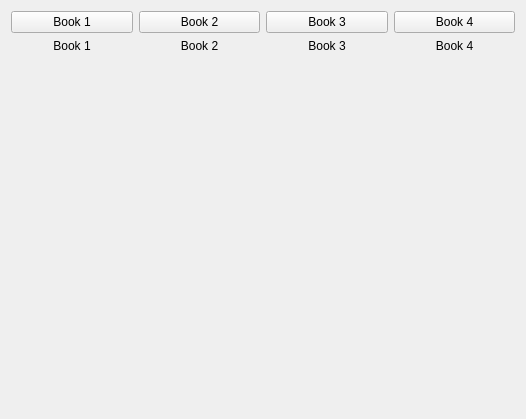
This is librarywidget.ui in Quill-OS/quill as Qt 5 draws it before an edit. The edited form follows.
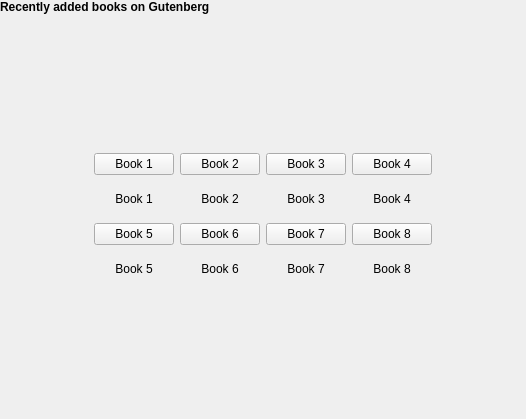
This is the edited form.

Diff of the .ui file:
```diff
--- a/librarywidget.ui
+++ b/librarywidget.ui
@@ -14,81 +14,419 @@
    <string>Form</string>
   </property>
   <layout class="QVBoxLayout" name="verticalLayout">
+   <property name="leftMargin">
+    <number>0</number>
+   </property>
+   <property name="topMargin">
+    <number>0</number>
+   </property>
+   <property name="rightMargin">
+    <number>0</number>
+   </property>
+   <property name="bottomMargin">
+    <number>0</number>
+   </property>
    <item>
-    <layout class="QVBoxLayout" name="verticalLayout_2">
-     <item>
-      <layout class="QGridLayout" name="gridLayout_2">
-       <item row="0" column="0">
-        <widget class="QPushButton" name="book1Btn">
-         <property name="text">
-          <string>Book 1</string>
+    <layout class="QGridLayout" name="gridLayout_3">
+     <property name="bottomMargin">
+      <number>0</number>
+     </property>
+     <item row="2" column="0">
+      <spacer name="verticalSpacer_2">
+       <property name="orientation">
+        <enum>Qt::Vertical</enum>
+       </property>
+       <property name="sizeHint" stdset="0">
+        <size>
+         <width>20</width>
+         <height>40</height>
+        </size>
+       </property>
+      </spacer>
+     </item>
+     <item row="4" column="0">
+      <widget class="QStackedWidget" name="booksStackedWidget">
+       <property name="currentIndex">
+        <number>0</number>
+       </property>
+       <widget class="QWidget" name="page_2">
+        <layout class="QVBoxLayout" name="verticalLayout_4">
+         <property name="leftMargin">
+          <number>0</number>
          </property>
-        </widget>
-       </item>
-       <item row="0" column="2">
-        <widget class="QPushButton" name="book3Btn">
-         <property name="text">
-          <string>Book 3</string>
+         <property name="topMargin">
+          <number>0</number>
          </property>
-        </widget>
-       </item>
-       <item row="0" column="1">
-        <widget class="QPushButton" name="book2Btn">
-         <property name="text">
-          <string>Book 2</string>
+         <property name="rightMargin">
+          <number>0</number>
          </property>
-        </widget>
-       </item>
-       <item row="0" column="3">
-        <widget class="QPushButton" name="book4Btn">
-         <property name="text">
-          <string>Book 4</string>
+         <property name="bottomMargin">
+          <number>0</number>
          </property>
-        </widget>
-       </item>
-       <item row="1" column="0">
-        <widget class="QLabel" name="book1Label">
-         <property name="text">
-          <string>Book 1</string>
+         <item>
+          <layout class="QGridLayout" name="gridLayout_2">
+           <item row="4" column="3">
+            <widget class="QLabel" name="book7Label">
+             <property name="text">
+              <string>Book 7</string>
+             </property>
+             <property name="alignment">
+              <set>Qt::AlignCenter</set>
+             </property>
+             <property name="wordWrap">
+              <bool>true</bool>
+             </property>
+            </widget>
+           </item>
+           <item row="2" column="0">
+            <spacer name="horizontalSpacer">
+             <property name="orientation">
+              <enum>Qt::Horizontal</enum>
+             </property>
+             <property name="sizeHint" stdset="0">
+              <size>
+               <width>40</width>
+               <height>20</height>
+              </size>
+             </property>
+            </spacer>
+           </item>
+           <item row="1" column="3">
+            <widget class="QPushButton" name="book3Btn">
+             <property name="text">
+              <string>Book 3</string>
+             </property>
+            </widget>
+           </item>
+           <item row="1" column="4">
+            <widget class="QPushButton" name="book4Btn">
+             <property name="text">
+              <string>Book 4</string>
+             </property>
+            </widget>
+           </item>
+           <item row="2" column="3">
+            <widget class="QLabel" name="book3Label">
+             <property name="text">
+              <string>Book 3</string>
+             </property>
+             <property name="alignment">
+              <set>Qt::AlignCenter</set>
+             </property>
+             <property name="wordWrap">
+              <bool>true</bool>
+             </property>
+            </widget>
+           </item>
+           <item row="3" column="1">
+            <widget class="QPushButton" name="book5Btn">
+             <property name="text">
+              <string>Book 5</string>
+             </property>
+            </widget>
+           </item>
+           <item row="2" column="1">
+            <widget class="QLabel" name="book1Label">
+             <property name="text">
+              <string>Book 1</string>
+             </property>
+             <property name="alignment">
+              <set>Qt::AlignCenter</set>
+             </property>
+             <property name="wordWrap">
+              <bool>true</bool>
+             </property>
+            </widget>
+           </item>
+           <item row="3" column="2">
+            <widget class="QPushButton" name="book6Btn">
+             <property name="text">
+              <string>Book 6</string>
+             </property>
+            </widget>
+           </item>
+           <item row="4" column="1">
+            <widget class="QLabel" name="book5Label">
+             <property name="text">
+              <string>Book 5</string>
+             </property>
+             <property name="alignment">
+              <set>Qt::AlignCenter</set>
+             </property>
+             <property name="wordWrap">
+              <bool>true</bool>
+             </property>
+            </widget>
+           </item>
+           <item row="1" column="2">
+            <widget class="QPushButton" name="book2Btn">
+             <property name="text">
+              <string>Book 2</string>
+             </property>
+            </widget>
+           </item>
+           <item row="2" column="2">
+            <widget class="QLabel" name="book2Label">
+             <property name="text">
+              <string>Book 2</string>
+             </property>
+             <property name="alignment">
+              <set>Qt::AlignCenter</set>
+             </property>
+             <property name="wordWrap">
+              <bool>true</bool>
+             </property>
+            </widget>
+           </item>
+           <item row="2" column="4">
+            <widget class="QLabel" name="book4Label">
+             <property name="text">
+              <string>Book 4</string>
+             </property>
+             <property name="alignment">
+              <set>Qt::AlignCenter</set>
+             </property>
+             <property name="wordWrap">
+              <bool>true</bool>
+             </property>
+            </widget>
+           </item>
+           <item row="3" column="3">
+            <widget class="QPushButton" name="book7Btn">
+             <property name="text">
+              <string>Book 7</string>
+             </property>
+            </widget>
+           </item>
+           <item row="4" column="4">
+            <widget class="QLabel" name="book8Label">
+             <property name="text">
+              <string>Book 8</string>
+             </property>
+             <property name="alignment">
+              <set>Qt::AlignCenter</set>
+             </property>
+             <property name="wordWrap">
+              <bool>true</bool>
+             </property>
+            </widget>
+           </item>
+           <item row="1" column="1">
+            <widget class="QPushButton" name="book1Btn">
+             <property name="text">
+              <string>Book 1</string>
+             </property>
+            </widget>
+           </item>
+           <item row="3" column="4">
+            <widget class="QPushButton" name="book8Btn">
+             <property name="text">
+              <string>Book 8</string>
+             </property>
+            </widget>
+           </item>
+           <item row="4" column="2">
+            <widget class="QLabel" name="book6Label">
+             <property name="text">
+              <string>Book 6</string>
+             </property>
+             <property name="alignment">
+              <set>Qt::AlignCenter</set>
+             </property>
+             <property name="wordWrap">
+              <bool>true</bool>
+             </property>
+            </widget>
+           </item>
+           <item row="3" column="5">
+            <spacer name="horizontalSpacer_2">
+             <property name="orientation">
+              <enum>Qt::Horizontal</enum>
+             </property>
+             <property name="sizeHint" stdset="0">
+              <size>
+               <width>40</width>
+               <height>20</height>
+              </size>
+             </property>
+            </spacer>
+           </item>
+          </layout>
+         </item>
+        </layout>
+       </widget>
+       <widget class="QWidget" name="page_3">
+        <layout class="QVBoxLayout" name="verticalLayout_5">
+         <property name="leftMargin">
+          <number>0</number>
          </property>
-         <property name="alignment">
-          <set>Qt::AlignCenter</set>
+         <property name="topMargin">
+          <number>0</number>
          </property>
-        </widget>
-       </item>
-       <item row="1" column="1">
-        <widget class="QLabel" name="book2Label">
-         <property name="text">
-          <string>Book 2</string>
+         <property name="rightMargin">
+          <number>0</number>
          </property>
-         <property name="alignment">
-          <set>Qt::AlignCenter</set>
+         <property name="bottomMargin">
+          <number>0</number>
          </property>
-        </widget>
-       </item>
-       <item row="1" column="2">
-        <widget class="QLabel" name="book3Label">
-         <property name="text">
-          <string>Book 3</string>
-         </property>
-         <property name="alignment">
-          <set>Qt::AlignCenter</set>
-         </property>
-        </widget>
-       </item>
-       <item row="1" column="3">
-        <widget class="QLabel" name="book4Label">
-         <property name="text">
-          <string>Book 4</string>
-         </property>
-         <property name="alignment">
-          <set>Qt::AlignCenter</set>
-         </property>
-        </widget>
-       </item>
-      </layout>
+         <item>
+          <layout class="QGridLayout" name="gridLayout">
+           <item row="0" column="1">
+            <widget class="QPushButton" name="book10Btn">
+             <property name="text">
+              <string>Book 10</string>
+             </property>
+            </widget>
+           </item>
+           <item row="1" column="1">
+            <widget class="QLabel" name="book10Label">
+             <property name="text">
+              <string>Book 10</string>
+             </property>
+             <property name="alignment">
+              <set>Qt::AlignCenter</set>
+             </property>
+            </widget>
+           </item>
+           <item row="1" column="3">
+            <widget class="QLabel" name="book12Label">
+             <property name="text">
+              <string>Book 12</string>
+             </property>
+             <property name="alignment">
+              <set>Qt::AlignCenter</set>
+             </property>
+            </widget>
+           </item>
+           <item row="2" column="1">
+            <widget class="QPushButton" name="book14Btn">
+             <property name="text">
+              <string>Book 14</string>
+             </property>
+            </widget>
+           </item>
+           <item row="2" column="3">
+            <widget class="QPushButton" name="book16Btn">
+             <property name="text">
+              <string>Book 16</string>
+             </property>
+            </widget>
+           </item>
+           <item row="0" column="0">
+            <widget class="QPushButton" name="book9Btn">
+             <property name="text">
+              <string>Book 9</string>
+             </property>
+            </widget>
+           </item>
+           <item row="1" column="0">
+            <widget class="QLabel" name="book9Label">
+             <property name="text">
+              <string>Book 9</string>
+             </property>
+             <property name="alignment">
+              <set>Qt::AlignCenter</set>
+             </property>
+            </widget>
+           </item>
+           <item row="2" column="0">
+            <widget class="QPushButton" name="book13Btn">
+             <property name="text">
+              <string>Book 13</string>
+             </property>
+            </widget>
+           </item>
+           <item row="0" column="2">
+            <widget class="QPushButton" name="book11Btn">
+             <property name="text">
+              <string>Book 11</string>
+             </property>
+            </widget>
+           </item>
+           <item row="1" column="2">
+            <widget class="QLabel" name="book11Label">
+             <property name="text">
+              <string>Book 11</string>
+             </property>
+             <property name="alignment">
+              <set>Qt::AlignCenter</set>
+             </property>
+            </widget>
+           </item>
+           <item row="0" column="3">
+            <widget class="QPushButton" name="book12Btn">
+             <property name="text">
+              <string>Book 12</string>
+             </property>
+            </widget>
+           </item>
+           <item row="2" column="2">
+            <widget class="QPushButton" name="book15Btn">
+             <property name="text">
+              <string>Book 15</string>
+             </property>
+            </widget>
+           </item>
+           <item row="3" column="0">
+            <widget class="QLabel" name="book13Label">
+             <property name="text">
+              <string>Book 13</string>
+             </property>
+             <property name="alignment">
+              <set>Qt::AlignCenter</set>
+             </property>
+            </widget>
+           </item>
+           <item row="3" column="1">
+            <widget class="QLabel" name="book14Label">
+             <property name="text">
+              <string>Book 14</string>
+             </property>
+             <property name="alignment">
+              <set>Qt::AlignCenter</set>
+             </property>
+            </widget>
+           </item>
+           <item row="3" column="2">
+            <widget class="QLabel" name="book15Label">
+             <property name="text">
+              <string>Book 15</string>
+             </property>
+             <property name="alignment">
+              <set>Qt::AlignCenter</set>
+             </property>
+            </widget>
+           </item>
+           <item row="3" column="3">
+            <widget class="QLabel" name="book16Label">
+             <property name="text">
+              <string>Book 16</string>
+             </property>
+             <property name="alignment">
+              <set>Qt::AlignCenter</set>
+             </property>
+            </widget>
+           </item>
+          </layout>
+         </item>
+        </layout>
+       </widget>
+      </widget>
      </item>
-     <item>
+     <item row="1" column="0">
+      <widget class="QLabel" name="recentlyAddedLabel">
+       <property name="font">
+        <font>
+         <weight>75</weight>
+         <bold>true</bold>
+        </font>
+       </property>
+       <property name="text">
+        <string>Recently added books on Gutenberg</string>
+       </property>
+      </widget>
+     </item>
+     <item row="5" column="0">
       <spacer name="verticalSpacer">
        <property name="orientation">
         <enum>Qt::Vertical</enum>
```
